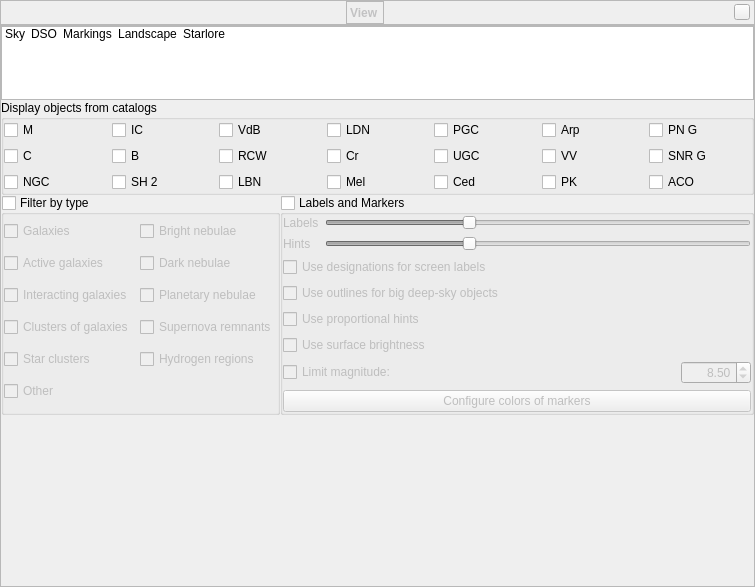
First picture: the form in src/gui/viewDialog.ui, repository 519984307/stellarium_src, before the edit.
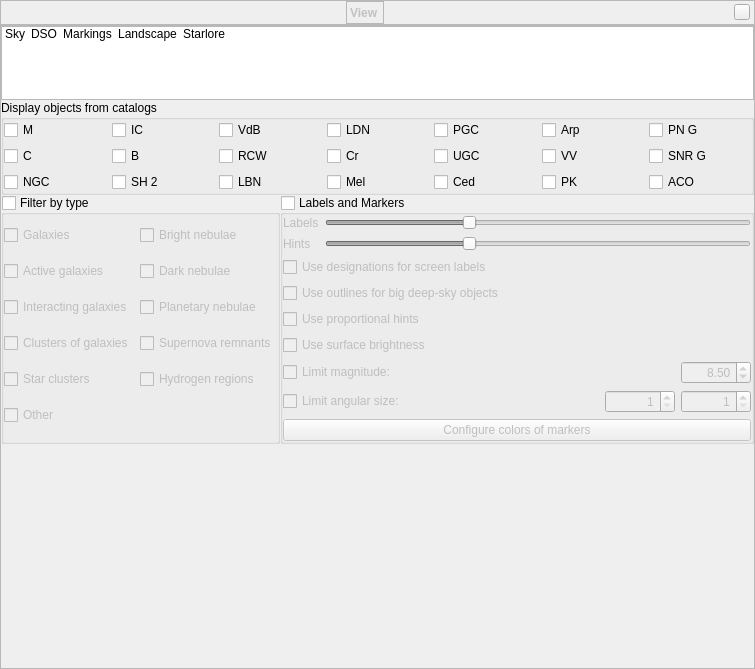
Second picture: the form after the edit. The open tabs and pages were chosen to show the change. Icons and pictures are not drawn. Custom widgets are drawn as their Qt base class.

Commit message: Added angular size filter for DSO

Diff of the .ui file:
```diff
--- a/src/gui/viewDialog.ui
+++ b/src/gui/viewDialog.ui
@@ -7,7 +7,7 @@
     <x>0</x>
     <y>0</y>
     <width>755</width>
-    <height>400</height>
+    <height>669</height>
    </rect>
   </property>
   <property name="font">
@@ -2042,7 +2042,7 @@
                  </item>
                 </layout>
                </item>
-               <item row="8" column="0">
+               <item row="9" column="0">
                 <widget class="QPushButton" name="pushButtonConfigureDSOColors">
                  <property name="text">
                   <string>Configure colors of markers</string>
@@ -2056,6 +2056,67 @@
                  </property>
                 </widget>
                </item>
+               <item row="8" column="0">
+                <layout class="QHBoxLayout" name="horizontalLayout_14">
+                 <item>
+                  <widget class="QCheckBox" name="nebulaLimitSizeCheckBox">
+                   <property name="text">
+                    <string>Limit angular size:</string>
+                   </property>
+                  </widget>
+                 </item>
+                 <item>
+                  <widget class="QDoubleSpinBox" name="nebulaLimitSizeMinDoubleSpinBox">
+                   <property name="maximumSize">
+                    <size>
+                     <width>70</width>
+                     <height>16777215</height>
+                    </size>
+                   </property>
+                   <property name="toolTip">
+                    <string>Minimal angular size in arcminutes for visible DSO</string>
+                   </property>
+                   <property name="alignment">
+                    <set>Qt::AlignRight|Qt::AlignTrailing|Qt::AlignVCenter</set>
+                   </property>
+                   <property name="decimals">
+                    <number>0</number>
+                   </property>
+                   <property name="minimum">
+                    <double>1.000000000000000</double>
+                   </property>
+                   <property name="maximum">
+                    <double>600.000000000000000</double>
+                   </property>
+                  </widget>
+                 </item>
+                 <item>
+                  <widget class="QDoubleSpinBox" name="nebulaLimitSizeMaxDoubleSpinBox">
+                   <property name="maximumSize">
+                    <size>
+                     <width>70</width>
+                     <height>16777215</height>
+                    </size>
+                   </property>
+                   <property name="toolTip">
+                    <string>Maximum angular size in arcminutes for visible DSO</string>
+                   </property>
+                   <property name="alignment">
+                    <set>Qt::AlignRight|Qt::AlignTrailing|Qt::AlignVCenter</set>
+                   </property>
+                   <property name="decimals">
+                    <number>0</number>
+                   </property>
+                   <property name="minimum">
+                    <double>1.000000000000000</double>
+                   </property>
+                   <property name="maximum">
+                    <double>600.000000000000000</double>
+                   </property>
+                  </widget>
+                 </item>
+                </layout>
+               </item>
               </layout>
              </widget>
             </item>
```
Left out of the diff: 4 changed lines with no effect on the pictures. The commit also changes 7 other files.
